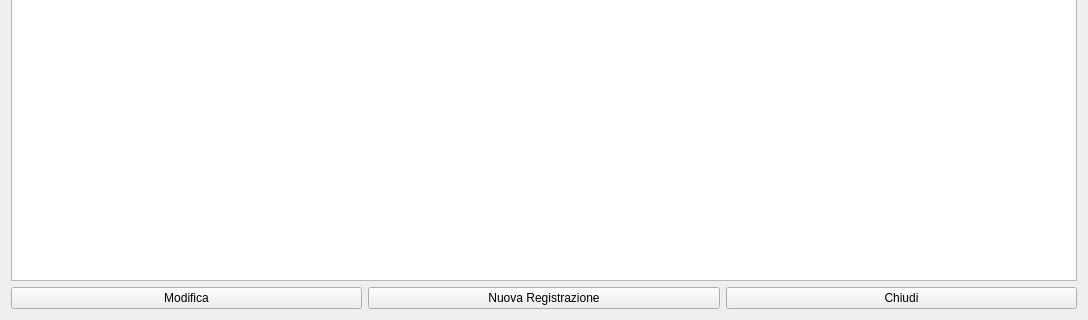
The window that coperations.ui (fblabs/cimiapp2) describes before a commit, drawn with Qt 5; both pictures show x 0 to 1088 and y 191 to 511 of the 1088 by 511 pixel window.
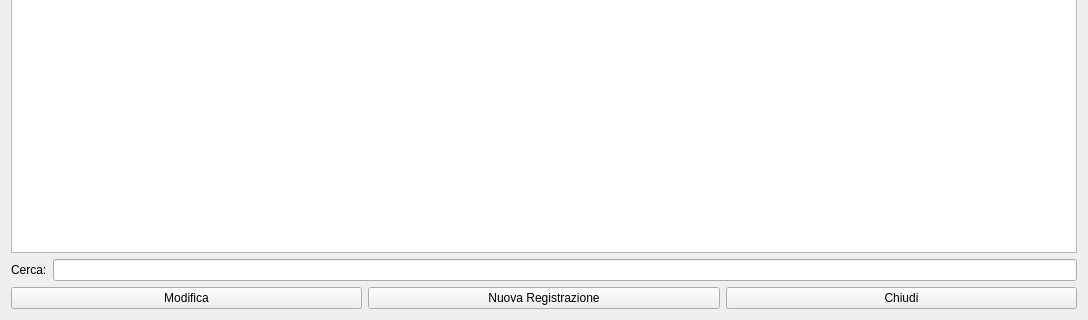
The same window after the commit. Icons and pictures are not drawn.

```diff
--- a/coperations.ui
+++ b/coperations.ui
@@ -67,6 +67,24 @@
      </attribute>
     </widget>
    </item>
+   <item>
+    <layout class="QHBoxLayout" name="horizontalLayout_3">
+     <item>
+      <widget class="QLabel" name="label_3">
+       <property name="text">
+        <string>Cerca:</string>
+       </property>
+      </widget>
+     </item>
+     <item>
+      <widget class="QLineEdit" name="lineEdit">
+       <property name="clearButtonEnabled">
+        <bool>true</bool>
+       </property>
+      </widget>
+     </item>
+    </layout>
+   </item>
    <item>
     <layout class="QHBoxLayout" name="horizontalLayout_2">
      <item>
```
